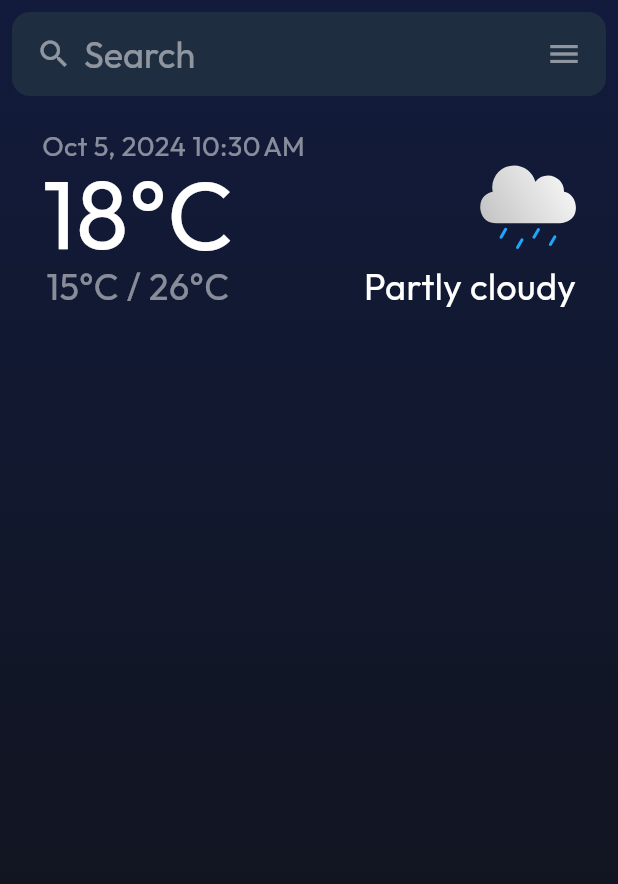
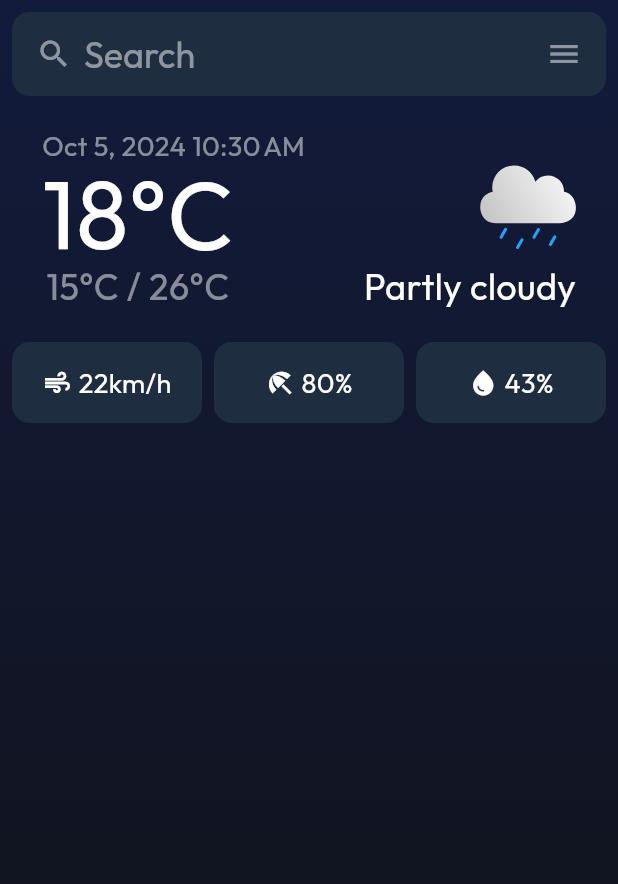
Before and after one commit to astudentinearth/weather-app, a Flutter app: the screen it shows after launch, on a phone screen of 412 x 824 dp. Shown: the top 884 px of the screen. Run offline on Flutter 3.47's test engine with Material 3 defaults, Android fonts, the phone set to English and light mode, and no system bars; our stand-ins replace flutter_svg, google_fonts.

Commit message:
:construction: Add status widget structure

```diff
--- a/mobile/lib/main.dart
+++ b/mobile/lib/main.dart
@@ -1,6 +1,7 @@
 import 'package:flutter/material.dart';
 import 'package:google_fonts/google_fonts.dart';
 import 'package:mobile/widgets/app_bar.dart';
+import 'package:mobile/widgets/current_status.dart';
 import 'package:mobile/widgets/current_weather.dart';
 import 'package:mobile/widgets/location_search.dart';
 
@@ -52,7 +53,8 @@
               child: const Column(
                 children: [
                   WeatherAppBar(),
-                  CurrentWeatherWidget()
+                  CurrentWeatherWidget(),
+                  CurrentStatusWidget()
                 ],
               )
             )
--- /dev/null
+++ b/mobile/lib/widgets/current_status.dart
@@ -0,0 +1,67 @@
+import 'package:flutter/material.dart';
+import 'package:mobile/styles/text.dart';
+
+final statusBoxDecoration = BoxDecoration(
+  color: const Color(0xFF1F2D40),
+  borderRadius: BorderRadius.circular(12),
+);
+
+class CurrentStatusWidget extends StatefulWidget{
+  const CurrentStatusWidget({super.key});
+
+  @override
+  State<StatefulWidget> createState() => _CurrentStatusWidget();
+}
+
+class _CurrentStatusWidget extends State<CurrentStatusWidget>{
+  @override
+  Widget build(BuildContext context) {
+    return Container(
+      child: Row(
+        children: [
+          Expanded(flex: 1,child: Container(
+            decoration: statusBoxDecoration,
+            padding: const EdgeInsets.symmetric(vertical: 14, horizontal: 8),
+            child: Row(
+              crossAxisAlignment: CrossAxisAlignment.center,
+              mainAxisAlignment: MainAxisAlignment.center,
+              children: [
+                const Icon(Icons.air, color: Colors.white, size: 20,),
+                const SizedBox(width: 4),
+                Text("22km/h", style: defaultText.withSize(18),)
+              ],
+            ),
+          )),
+          const SizedBox(width: 8,),
+          Expanded(flex: 1,child: Container(
+            decoration: statusBoxDecoration,
+            padding: const EdgeInsets.symmetric(vertical: 14, horizontal: 8),
+            child: Row(
+              crossAxisAlignment: CrossAxisAlignment.center,
+              mainAxisAlignment: MainAxisAlignment.center,
+              children: [
+                const Icon(Icons.beach_access, color: Colors.white, size: 20,),
+                const SizedBox(width: 4),
+                Text("80%", style: defaultText.withSize(18),)
+              ],
+            ),
+          )),
+          const SizedBox(width: 8,),
+          Expanded(flex: 1,child: Container(
+            decoration: statusBoxDecoration,
+            padding: const EdgeInsets.symmetric(vertical: 14, horizontal: 8),
+            child: Row(
+              crossAxisAlignment: CrossAxisAlignment.center,
+              mainAxisAlignment: MainAxisAlignment.center,
+              children: [
+                const Icon(Icons.water_drop, color: Colors.white, size: 20,),
+                const SizedBox(width: 4),
+                Text("43%", style: defaultText.withSize(18),)
+              ],
+            ),
+          ))
+        ],
+      ),
+    );
+  }
+}
```
